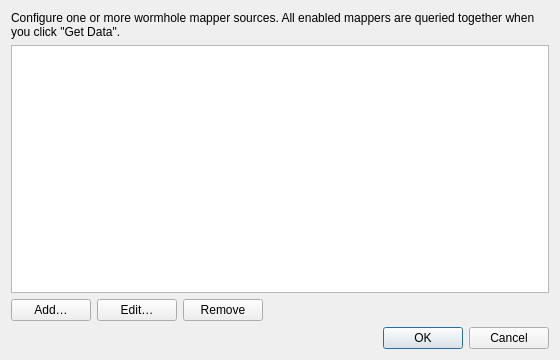
Qt form resources/ui/gui_mappers.ui (mogglemoss/shortcircuit) before a commit.
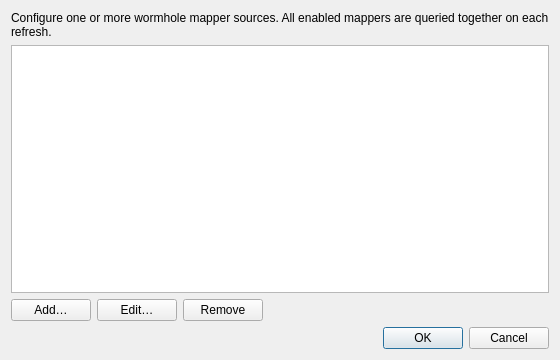
The same form after that commit. Icons and pictures are not drawn.

Commit message:
Mappers dialog: fix stale "Get Data" text, show Eve Scout as public
Two things caught while rendering release screenshots:

- The dialog's intro said mappers are queried 'when you click "Get
  Data"'. No button has that name (here it is Refresh Mappers, and a
  fetch also runs once at launch); the text came over from the original
  dialog. It now says mappers are queried together on each refresh,
  which stays true whatever the button is called.
- Eve Scout's Details cell was blank. It now reads "public", matching
  the other types' one-line summaries and the upstream PR.

What changed in the file:
```diff
--- a/resources/ui/gui_mappers.ui
+++ b/resources/ui/gui_mappers.ui
@@ -33,7 +33,7 @@
    <item>
     <widget class="QLabel" name="label_intro">
      <property name="text">
-      <string>Configure one or more wormhole mapper sources. All enabled mappers are queried together when you click &quot;Get Data&quot;.</string>
+      <string>Configure one or more wormhole mapper sources. All enabled mappers are queried together on each refresh.</string>
      </property>
      <property name="wordWrap">
       <bool>true</bool>
```
The commit also changes 2 other files.
